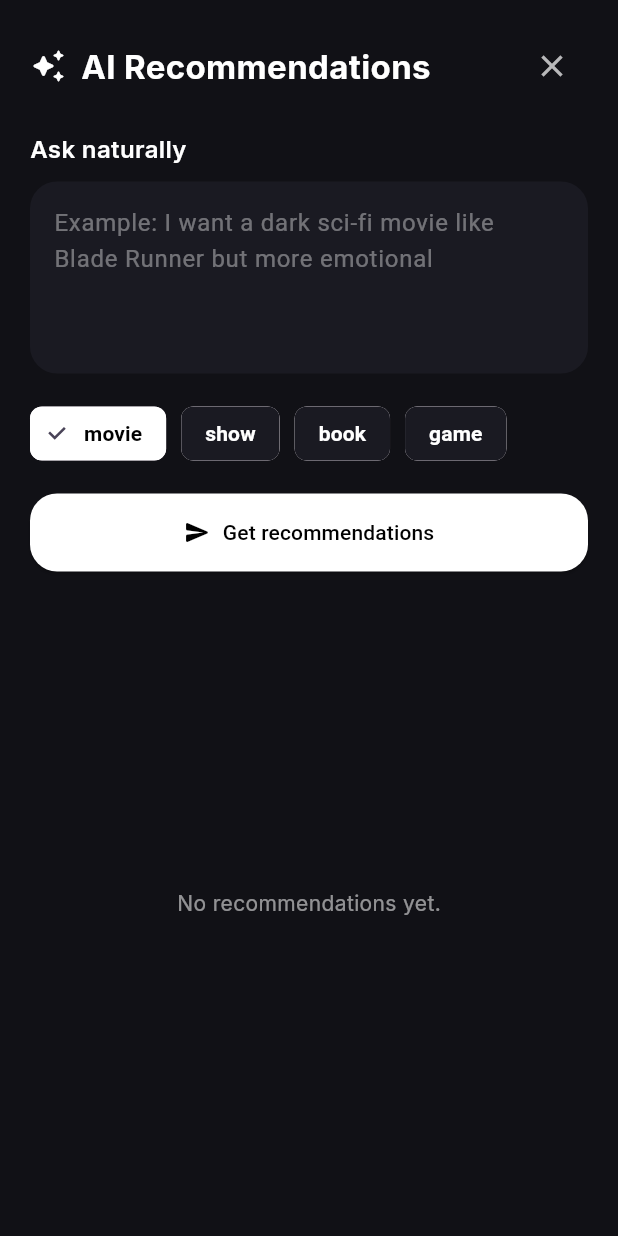
After one commit to zainnalthamer/Encore, a Flutter app: the HomeScreen screen opened directly, after a tap on "AI Recs", on a phone screen of 412 x 824 dp. The commit adds this screen. Run offline on Flutter 3.47's test engine with Material 3 defaults, Android fonts, the phone set to English and light mode, and no system bars; our stand-ins replace cloud_firestore, firebase_auth, firebase_core, flutter_dotenv, google_fonts, google_sign_in and 1 more; accounts and stored records are empty.

Commit message:
ai recommendations

```diff
--- /dev/null
+++ b/lib/features/ai/models/recommendation_item.dart
@@ -0,0 +1,24 @@
+class RecommendationItem {
+  final String title;
+  final String type;
+  final String reason;
+  final int matchScore;
+
+  RecommendationItem({
+    required this.title,
+    required this.type,
+    required this.reason,
+    required this.matchScore,
+  });
+
+  factory RecommendationItem.fromJson(Map<String, dynamic> json) {
+    return RecommendationItem(
+      title: json['title']?.toString() ?? '',
+      type: json['type']?.toString() ?? '',
+      reason: json['reason']?.toString() ?? '',
+      matchScore: json['matchScore'] is int
+          ? json['matchScore']
+          : int.tryParse(json['matchScore']?.toString() ?? '0') ?? 0,
+    );
+  }
+}
--- /dev/null
+++ b/lib/features/ai/widgets/ai_recommendation_panel.dart
@@ -0,0 +1,272 @@
+import 'package:flutter/material.dart';
+import 'package:google_fonts/google_fonts.dart';
+import '../services/ai_recommendation_service.dart';
+import '../models/recommendation_item.dart';
+
+class AiRecommendationPanel extends StatefulWidget {
+  const AiRecommendationPanel({super.key});
+
+  @override
+  State<AiRecommendationPanel> createState() => _AiRecommendationPanelState();
+}
+
+class _AiRecommendationPanelState extends State<AiRecommendationPanel> {
+  final TextEditingController _promptController = TextEditingController();
+  final AiRecommendationService _service = AiRecommendationService();
+
+  String _selectedCategory = 'movie';
+  bool _isLoading = false;
+  String? _error;
+  List<RecommendationItem> _items = [];
+
+  final List<String> _categories = ['movie', 'show', 'book', 'game'];
+
+  Future<void> _submit() async {
+    final prompt = _promptController.text.trim();
+
+    if (prompt.isEmpty) return;
+
+    setState(() {
+      _isLoading = true;
+      _error = null;
+      _items = [];
+    });
+
+    try {
+      final items = await _service.getRecommendations(
+        prompt: prompt,
+        category: _selectedCategory,
+      );
+
+      if (!mounted) return;
+
+      setState(() {
+        _items = items;
+      });
+    } catch (e) {
+      if (!mounted) return;
+
+      setState(() {
+        _error = e.toString().replaceFirst('Exception: ', '');
+      });
+    } finally {
+      if (!mounted) return;
+
+      setState(() {
+        _isLoading = false;
+      });
+    }
+  }
+
+  @override
+  void dispose() {
+    _promptController.dispose();
+    super.dispose();
+  }
+
+  @override
+  Widget build(BuildContext context) {
+    return Material(
+      color: const Color(0xFF111116),
+      elevation: 24,
+      child: SafeArea(
+        child: Container(
+          width: 420,
+          height: double.infinity,
+          padding: const EdgeInsets.all(20),
+          child: Column(
+            crossAxisAlignment: CrossAxisAlignment.start,
+            children: [
+              Row(
+                children: [
+                  const Icon(Icons.auto_awesome_rounded, color: Colors.white),
+                  const SizedBox(width: 10),
+                  Text(
+                    'AI Recommendations',
+                    style: GoogleFonts.inter(
+                      color: Colors.white,
+                      fontSize: 22,
+                      fontWeight: FontWeight.w700,
+                    ),
+                  ),
+                  const Spacer(),
+                  IconButton(
+                    onPressed: () => Navigator.of(context).pop(),
+                    icon: const Icon(Icons.close, color: Colors.white70),
+                  ),
+                ],
+              ),
+              const SizedBox(height: 20),
+              Text(
+                'Ask naturally',
+                style: GoogleFonts.inter(
+                  color: Colors.white,
+                  fontSize: 16,
+                  fontWeight: FontWeight.w600,
+                ),
+              ),
+              const SizedBox(height: 10),
+              TextField(
+                controller: _promptController,
+                maxLines: 4,
+                style: const TextStyle(color: Colors.white),
+                decoration: InputDecoration(
+                  hintText:
+                      'Example: I want a dark sci-fi movie like Blade Runner but more emotional',
+                  hintStyle: const TextStyle(color: Colors.white38),
+                  filled: true,
+                  fillColor: const Color(0xFF1A1A22),
+                  border: OutlineInputBorder(
+                    borderRadius: BorderRadius.circular(18),
+                    borderSide: BorderSide.none,
+                  ),
+                ),
+              ),
+              const SizedBox(height: 16),
+              Wrap(
+                spacing: 10,
+                children: _categories.map((category) {
+                  final selected = category == _selectedCategory;
+                  return ChoiceChip(
+                    label: Text(category),
+                    selected: selected,
+                    onSelected: (_) {
+                      setState(() {
+                        _selectedCategory = category;
+                      });
+                    },
+                    selectedColor: Colors.white,
+                    labelStyle: TextStyle(
+                      color: selected ? Colors.black : Colors.white,
+                      fontWeight: FontWeight.w600,
+                    ),
+                    backgroundColor: const Color(0xFF1A1A22),
+                    side: BorderSide.none,
+                  );
+                }).toList(),
+              ),
+              const SizedBox(height: 16),
+              SizedBox(
+                width: double.infinity,
+                child: ElevatedButton.icon(
+                  onPressed: _isLoading ? null : _submit,
+                  icon: _isLoading
+                      ? const SizedBox(
+                          width: 16,
+                          height: 16,
+                          child: CircularProgressIndicator(strokeWidth: 2),
+                        )
+                      : const Icon(Icons.send_rounded),
+                  label: Text(_isLoading ? 'Thinking...' : 'Get recommendations'),
+                  style: ElevatedButton.styleFrom(
+                    backgroundColor: Colors.white,
+                    foregroundColor: Colors.black,
+                    padding: const EdgeInsets.symmetric(vertical: 16),
+                    shape: RoundedRectangleBorder(
+                      borderRadius: BorderRadius.circular(18),
+                    ),
+                  ),
+                ),
+              ),
+              const SizedBox(height: 20),
+              if (_error != null)
+                Container(
+                  width: double.infinity,
+                  padding: const EdgeInsets.all(14),
+                  decoration: BoxDecoration(
+                    color: Colors.red.withOpacity(0.12),
+                    borderRadius: BorderRadius.circular(16),
+                  ),
+                  child: Text(
+                    _error!,
+                    style: GoogleFonts.inter(color: Colors.red.shade200),
+                  ),
+                ),
+              if (_error != null) const SizedBox(height: 14),
+              Expanded(
+                child: _items.isEmpty
+                    ? Center(
+                        child: Text(
+                          'No recommendations yet.',
+                          style: GoogleFonts.inter(color: Colors.white54),
+                        ),
+                      )
+                    : ListView.separated(
+                        itemCount: _items.length,
+                        separatorBuilder: (_, __) => const SizedBox(height: 12),
+                        itemBuilder: (context, index) {
+                          final item = _items[index];
+                          return Container(
+                            padding: const EdgeInsets.all(16),
+                            decoration: BoxDecoration(
+                              color: const Color(0xFF17171D),
+                              borderRadius: BorderRadius.circular(20),
+                              border: Border.all(
+                                color: Colors.white.withOpacity(0.05),
+                              ),
+                            ),
+                            child: Column(
+                              crossAxisAlignment: CrossAxisAlignment.start,
+                              children: [
+                                Row(
+                                  children: [
+                                    Expanded(
+                                      child: Text(
+                                        item.title,
+                                        style: GoogleFonts.inter(
+                                          color: Colors.white,
+                                          fontSize: 16,
+                                          fontWeight: FontWeight.w700,
+                                        ),
+                                      ),
+                                    ),
+                                    Container(
+                                      padding: const EdgeInsets.symmetric(
+                                        horizontal: 10,
+                                        vertical: 6,
+                                      ),
+                                      decoration: BoxDecoration(
+                                        color: Colors.white,
+                                        borderRadius: BorderRadius.circular(999),
+                                      ),
+                                      child: Text(
+                                        '${item.matchScore}%',
+                                        style: GoogleFonts.inter(
+                                          color: Colors.black,
+                                          fontWeight: FontWeight.w700,
+                                          fontSize: 12,
+                                        ),
+                                      ),
+                                    ),
+                                  ],
+                                ),
+                                const SizedBox(height: 8),
+                                Text(
+                                  item.type,
+                                  style: GoogleFonts.inter(
+                                    color: Colors.white54,
+                                    fontSize: 13,
+                                  ),
+                                ),
+                                const SizedBox(height: 10),
+                                Text(
+                                  item.reason,
+                                  style: GoogleFonts.inter(
+                                    color: Colors.white70,
+                                    fontSize: 14,
+                                    height: 1.5,
+                                  ),
+                                ),
+                              ],
+                            ),
+                          );
+                        },
+                      ),
+              ),
+            ],
+          ),
+        ),
+      ),
+    );
+  }
+}
--- /dev/null
+++ b/lib/features/home/screens/home_screen.dart
@@ -0,0 +1,98 @@
+import 'package:flutter/material.dart';
+import 'package:google_fonts/google_fonts.dart';
+import '../../ai/widgets/ai_recommendation_panel.dart';
+
+class HomeScreen extends StatelessWidget {
+  const HomeScreen({super.key});
+
+  void _openAiPanel(BuildContext context) {
+    showGeneralDialog(
+      context: context,
+      barrierDismissible: true,
+      barrierLabel: 'AI Panel',
+      barrierColor: Colors.black.withOpacity(0.45),
+      transitionDuration: const Duration(milliseconds: 250),
+      pageBuilder: (_, __, ___) {
+        return const Align(
+          alignment: Alignment.centerRight,
+          child: AiRecommendationPanel(),
+        );
+      },
+      transitionBuilder: (_, animation, __, child) {
+        final tween = Tween<Offset>(
+          begin: const Offset(1, 0),
+          end: Offset.zero,
+        );
+        return SlideTransition(
+          position: tween.animate(
+            CurvedAnimation(parent: animation, curve: Curves.easeOutCubic),
+          ),
+          child: child,
+        );
+      },
+    );
+  }
+
+  @override
+  Widget build(BuildContext context) {
+    return Scaffold(
+      backgroundColor: const Color(0xFF0B0B0F),
+      body: SafeArea(
+        child: Padding(
+          padding: const EdgeInsets.all(24),
+          child: Column(
+            crossAxisAlignment: CrossAxisAlignment.start,
+            children: [
+              Row(
+                children: [
+                  Text(
+                    'Encore',
+                    style: GoogleFonts.inter(
+                      fontSize: 24,
+                      fontWeight: FontWeight.w700,
+                      color: Colors.white,
+                    ),
+                  ),
+                  const Spacer(),
+                  ElevatedButton.icon(
+                    onPressed: () => _openAiPanel(context),
+                    icon: const Icon(Icons.auto_awesome_rounded),
+                    label: const Text('AI Recs'),
+                    style: ElevatedButton.styleFrom(
+                      backgroundColor: Colors.white,
+                      foregroundColor: Colors.black,
+                      padding: const EdgeInsets.symmetric(
+                        horizontal: 18,
+                        vertical: 16,
+                      ),
+                      shape: RoundedRectangleBorder(
+                        borderRadius: BorderRadius.circular(16),
+                      ),
+                    ),
+                  ),
+                ],
+              ),
+              const SizedBox(height: 40),
+              Text(
+                'Your dashboard',
+                style: GoogleFonts.inter(
+                  fontSize: 32,
+                  fontWeight: FontWeight.w700,
+                  color: Colors.white,
+                ),
+              ),
+              const SizedBox(height: 12),
+              Text(
+                'Start with AI recommendations. Ask for movies, shows, books, or games.',
+                style: GoogleFonts.inter(
+                  fontSize: 15,
+                  color: Colors.white70,
+                ),
+              ),
+            ],
+          ),
+        ),
+      ),
+    );
+  }
+}
```
Also changed, not shown: lib/features/ai/services/ai_recommendation_service.dart (added, +40 -0 lines), lib/features/auth/screens/login_screen.dart (+45 -28 lines).
